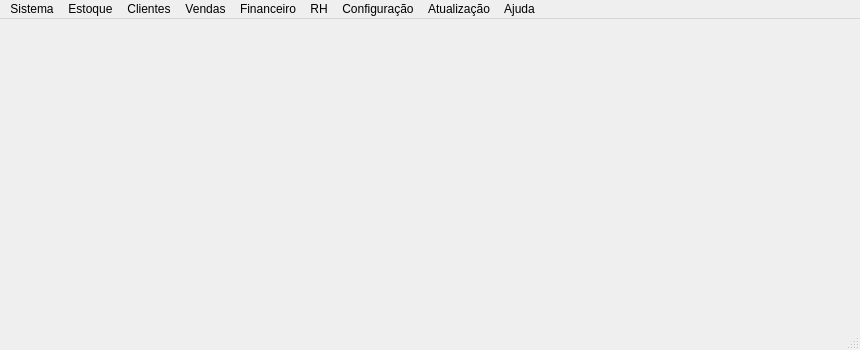
Above: ui_code/MainWindow.ui from andersonlrsilva/Controle_de_Estoque before the change. Below: the same form after it.
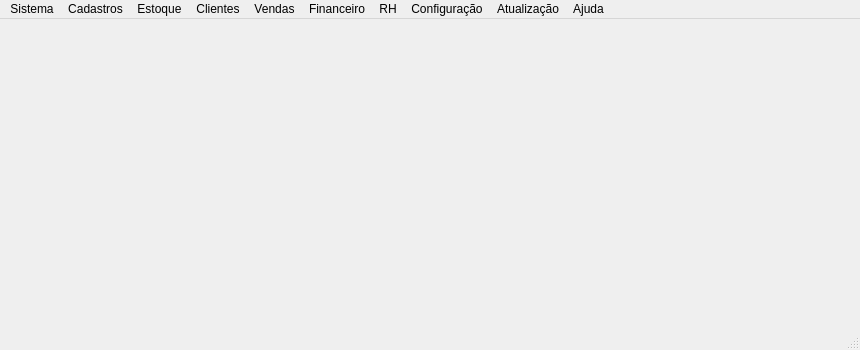
That is the form after the change.

```diff
--- a/ui_code/MainWindow.ui
+++ b/ui_code/MainWindow.ui
@@ -129,7 +129,18 @@
     <addaction name="action_cad_user"/>
     <addaction name="action_exitSystem"/>
    </widget>
+   <widget class="QMenu" name="menuCadastro">
+    <property name="title">
+     <string>Cadastros</string>
+    </property>
+    <addaction name="actionClientes"/>
+    <addaction name="action_CadProdutos"/>
+    <addaction name="actionFronecedores"/>
+    <addaction name="actionFabricantes"/>
+    <addaction name="actionTransportadoras"/>
+   </widget>
    <addaction name="menuSistema"/>
+   <addaction name="menuCadastro"/>
    <addaction name="menuEstoque"/>
    <addaction name="menuClientes"/>
    <addaction name="menuVendas"/>
```
Left out of the diff: 39 changed lines with no effect on the pictures.
